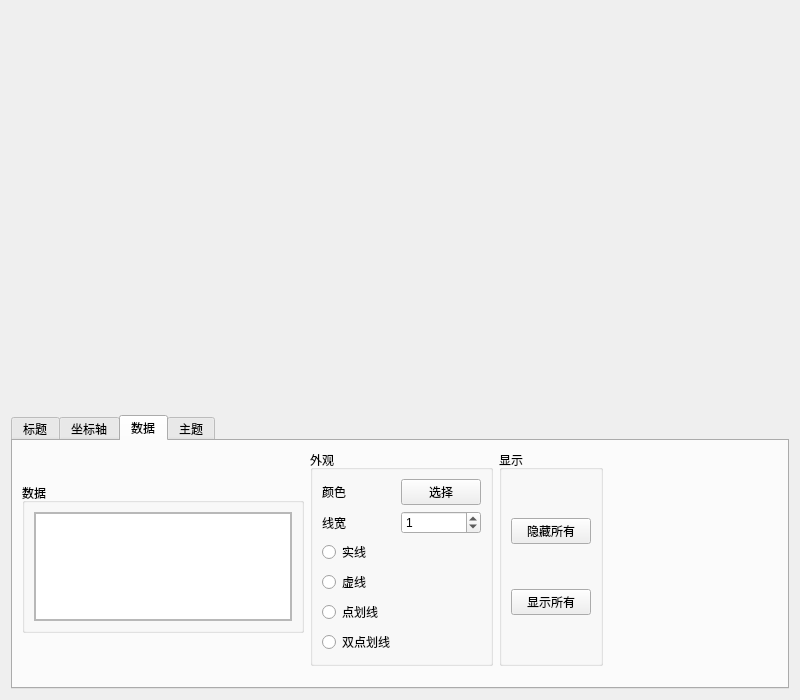
SummerBlack/Chart, file chart/chartform.ui: the form before one commit.
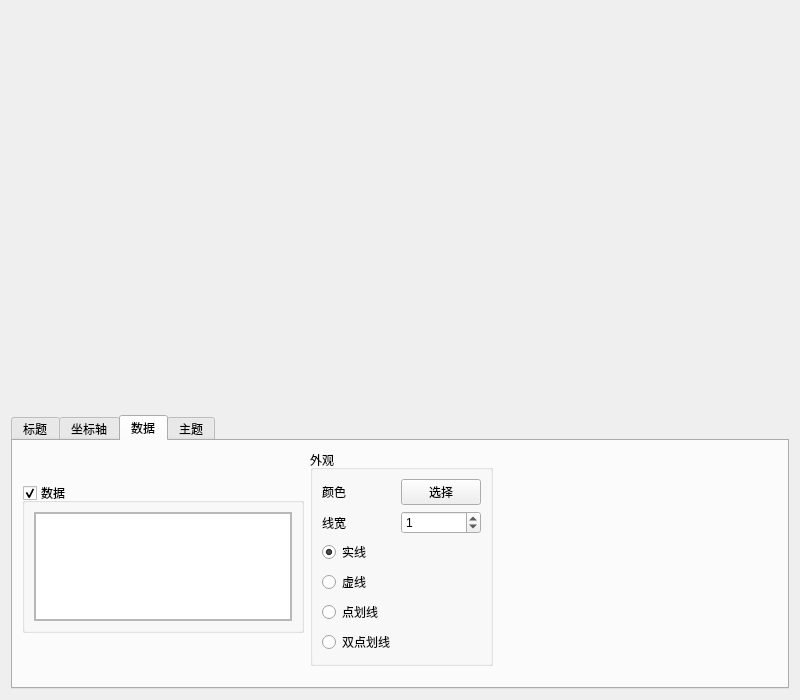
The form after the commit.

```diff
--- a/chart/chartform.ui
+++ b/chart/chartform.ui
@@ -337,7 +337,7 @@
       </attribute>
       <layout class="QVBoxLayout" name="verticalLayout_3" stretch="0,1">
        <item>
-        <layout class="QHBoxLayout" name="horizontalLayout_3" stretch="0,0,0,1">
+        <layout class="QHBoxLayout" name="horizontalLayout_3" stretch="0,0,1">
          <item>
           <widget class="QGroupBox" name="groupBox_5">
            <property name="minimumSize">
@@ -355,6 +355,9 @@
            <property name="title">
             <string>数据</string>
            </property>
+           <property name="checkable">
+            <bool>true</bool>
+           </property>
            <layout class="QVBoxLayout" name="verticalLayout_2">
             <item>
              <widget class="QScrollArea" name="scrollArea">
@@ -424,6 +427,9 @@
               <property name="text">
                <string>实线</string>
               </property>
+              <property name="checked">
+               <bool>true</bool>
+              </property>
              </widget>
             </item>
             <item row="4" column="0" colspan="2">
@@ -467,29 +473,6 @@
            </layout>
           </widget>
          </item>
-         <item>
-          <widget class="QGroupBox" name="groupBox_3">
-           <property name="title">
-            <string>显示</string>
-           </property>
-           <layout class="QVBoxLayout" name="verticalLayout_9">
-            <item>
-             <widget class="QPushButton" name="btn_hideAll">
-              <property name="text">
-               <string>隐藏所有</string>
-              </property>
-             </widget>
-            </item>
-            <item>
-             <widget class="QPushButton" name="btn_showAll">
-              <property name="text">
-               <string>显示所有</string>
-              </property>
-             </widget>
-            </item>
-           </layout>
-          </widget>
-         </item>
          <item>
           <spacer name="horizontalSpacer">
            <property name="orientation">
```
Left out of the diff: 10 changed lines with no effect on the pictures.
